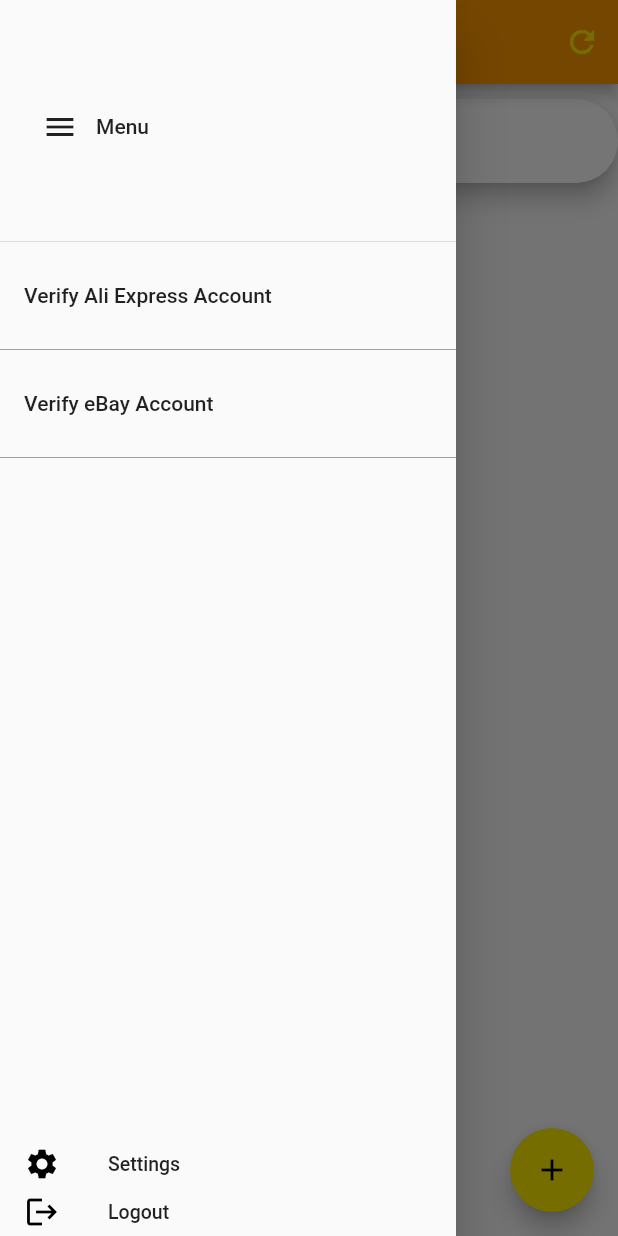
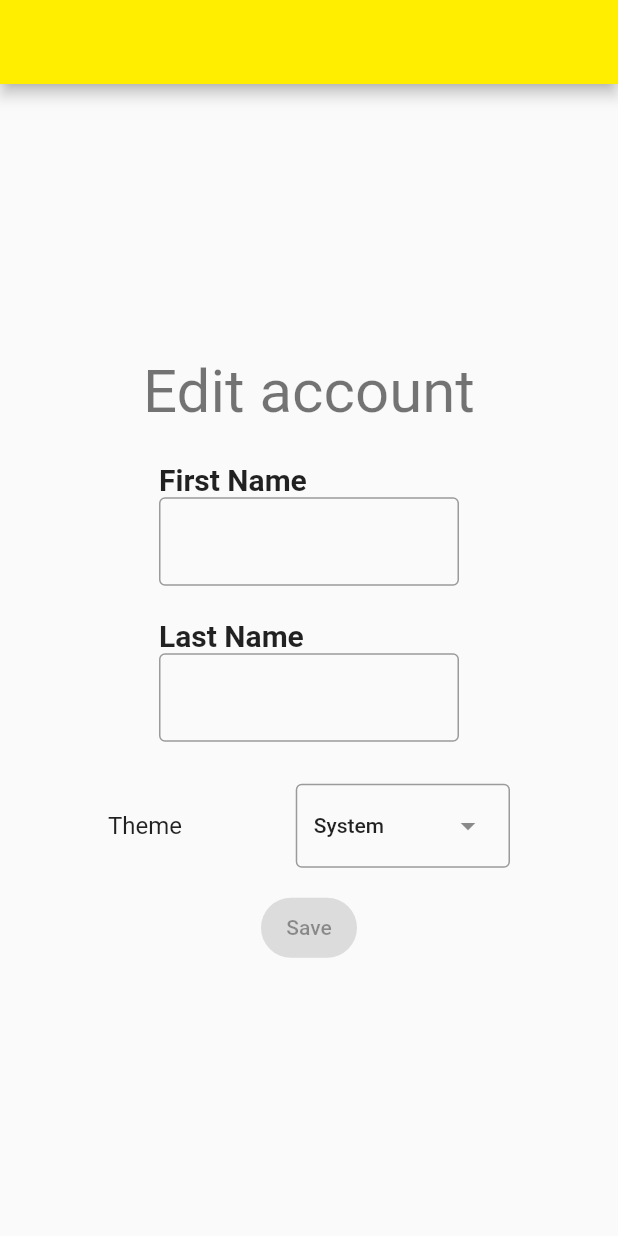
Before and after one commit to aidanahram/EbayTool, a Flutter app: the HomePage screen opened by its route, in the side drawer, after a tap on "Settings", on a phone screen of 412 x 824 dp. Run offline on Flutter 3.47's test engine with Material 3 defaults, Android fonts, the phone set to English and light mode, and no system bars; our stand-ins replace cloud_firestore, firebase_auth, firebase_core, go_router; missing offline and left inert: firebase_ui_auth, firebase_ui_oauth_google; accounts and stored records are empty.

Commit message:
added settings page, modified rules on firebase, now can update a users info

```diff
--- a/lib/app.dart
+++ b/lib/app.dart
@@ -7,7 +7,6 @@
 library app;
 
 import "package:flutter/material.dart";
-import "package:flutter_web_plugins/url_strategy.dart";
 import "package:ebay/models.dart";
 import "package:ebay/pages.dart";
 import "package:ebay/widgets.dart";
--- a/lib/main.dart
+++ b/lib/main.dart
@@ -8,7 +8,6 @@
 /// be as simple as possible.
 library main;
 
-import "package:ebay/widgets.dart";
 import "package:flutter/material.dart";
 
 import "package:ebay/app.dart";
--- a/lib/pages.dart
+++ b/lib/pages.dart
@@ -9,12 +9,13 @@ library pages;
 import "package:flutter/material.dart";
 import 'package:go_router/go_router.dart';
 
-import "package:ebay/data.dart";
+//import "package:ebay/data.dart";
 import "package:ebay/models.dart";
 
 import "src/pages/home.dart";
 import "src/pages/add_item.dart";
 import "src/pages/login.dart";
+import "src/pages/settings.dart";
 
 /// All the routes in the app.
 class Routes {
@@ -26,6 +27,9 @@ class Routes {
 
   /// The route for the add item page
   static const addItem = "/add_item";
+
+  /// The route for the settings page
+  static const settings = "/settings";
 
   /// All the routes on the bottom nav bar. Used in [ShellPage].
   static const branches = [home, login];
@@ -51,12 +55,13 @@ final GoRouter router = GoRouter(
     ),
     GoRoute(
       path: "/login",
+      name: "Login",
       builder: (context, state) => LoginPage(redirect: state.uri.queryParameters["redirect"]),
     ),
     ShellRoute(
       pageBuilder: (context, state, child) => NoTransitionPage(
         child: Title(
-          title: state.topRoute?.name ?? "ShopBing",
+          title: state.topRoute?.name ?? "Dropper",
           color: Colors.green,
           child: child,
         ),
@@ -68,31 +73,38 @@ final GoRouter router = GoRouter(
           pageBuilder: (context, state) => const NoTransitionPage(child: HomePage()),
           routes: [
             GoRoute(
-              path: "Add_item",
+              path: "add_item",
               name: "Add an item",
               builder: (context, state) => const AddItemPage(),
             ),
+            GoRoute(
+              path: "settings",
+              name: "Settings",
+              builder: (context, state) => SettingsPage(),
+            ),
           ],
         ),
-        // GoRoute(
-        //   path: Routes.profile,
-        //   name: "My profile",
-        //   pageBuilder: (context, state) => const NoTransitionPage(
-        //     child: UserProfilePage(),
-        //   ),
-        //   routes: [
-        //     GoRoute(
-        //       path: "edit",
-        //       name: "Edit profile",
-        //       builder: (context, state) => LoginPage(
-        //         redirect: state.extra as String?,
-        //         showSignUp: true,
-        //       ),
-        //     ),
-        //   ],
-        // ),
-      ],
+      ]
     ),
+    //     // GoRoute(
+    //     //   path: Routes.profile,
+    //     //   name: "My profile",
+    //     //   pageBuilder: (context, state) => const NoTransitionPage(
+    //     //     child: UserProfilePage(),
+    //     //   ),
+    //     //   routes: [
+    //     //     GoRoute(
+    //     //       path: "edit",
+    //     //       name: "Edit profile",
+    //     //       builder: (context, state) => LoginPage(
+    //     //         redirect: state.extra as String?,
+    //     //         showSignUp: true,
+    //     //       ),
+    //     //     ),
+    //     //   ],
+    //     // ),
+    //   ],
+    // ),
   ],
 );
 
--- a/lib/src/models/view/login.dart
+++ b/lib/src/models/view/login.dart
@@ -98,7 +98,7 @@ class LoginViewModel extends BuilderModel<UserProfile> {
     notifyListeners();
   }
 
-   /// Creates a [UserProfile] using the provided image and username.
+   /// Creates a [UserProfile] using the provided information.
   Future<void> signUp() async {
     final profile = build();
     isSaving = true;
--- /dev/null
+++ b/lib/src/pages/editors/filters.dart
@@ -0,0 +1,40 @@
+import "package:flutter/material.dart";
+
+import "package:ebay/data.dart";
+import "package:ebay/models.dart";
+import "package:ebay/widgets.dart";
+
+
+/// A name and widget in a row, on opposite sides of each other,
+class FilterOption extends StatelessWidget {
+  /// The name of the option.
+  final String name;
+  /// The option to show.
+  final Widget child;
+  /// Creates a filter option widget.
+  const FilterOption({super.key,
+    required this.name,
+    required this.child,
+  });
+
+  @override
+  Widget build(BuildContext context) => Row(
+    mainAxisAlignment: MainAxisAlignment.end,
+    children: [
+      const SizedBox(width: 16),
+      Text(
+        name,
+        style: context.textTheme.titleMedium,
+      ),
+      const Spacer(),
+      Expanded(
+        flex: 3,
+        child: Align(
+          alignment: Alignment.centerRight,
+          child: child,
+        ),
+      ),
+      const SizedBox(width: 16),
+    ],
+  );
+}
--- a/lib/src/pages/home.dart
+++ b/lib/src/pages/home.dart
@@ -116,9 +116,8 @@ class _HomePageState extends State<HomePage> {
                           color: Colors.black,
                         ),
                         title: const Text('Settings'),
-                        onTap: () async {
-                          // TODO: ADD A SETTINGS PAGE
-                          print("NEED TO CREATE A SETTINGS PAGE");
+                        onTap: () {
+                          router.go("/home/settings");
                         },
                       ),
                       ListTile(
--- a/lib/src/pages/login.dart
+++ b/lib/src/pages/login.dart
@@ -1,8 +1,7 @@
-import 'package:firebase_auth/firebase_auth.dart' hide EmailAuthProvider;
-import 'package:firebase_ui_auth/firebase_ui_auth.dart';
 import 'package:firebase_ui_oauth_google/firebase_ui_oauth_google.dart';
 import 'package:flutter/material.dart';
 
+import "package:ebay/src/pages/editors/filters.dart";
 import "package:ebay/models.dart";
 import "package:ebay/pages.dart";
 import "package:ebay/services.dart";
@@ -21,7 +20,7 @@ class LoginPage extends ReactiveWidget<LoginViewModel> {
     redirect: redirect ?? Routes.home,
     showSignUp: showSignUp ?? false,
   );
-   @override
+  @override
   Widget build(BuildContext context, LoginViewModel model) => Scaffold(
     appBar: (showSignUp ?? false) ? AppBar(title: const Text("My Profile")) : null,
     body: Center(
@@ -90,38 +89,3 @@ class LoginPage extends ReactiveWidget<LoginViewModel> {
     ),
   ];
 }
-
-
-/// A name and widget in a row, on opposite sides of each other,
-class FilterOption extends StatelessWidget {
-  /// The name of the option.
-  final String name;
-  /// The option to show.
-  final Widget child;
-  /// Creates a filter option widget.
-  const FilterOption({super.key,
-    required this.name,
-    required this.child,
-  });
-
-  @override
-  Widget build(BuildContext context) => Row(
-    mainAxisAlignment: MainAxisAlignment.end,
-    children: [
-      const SizedBox(width: 16),
-      Text(
-        name,
-        style: context.textTheme.titleMedium,
-      ),
-      const Spacer(),
-      Expanded(
-        flex: 3,
-        child: Align(
-          alignment: Alignment.centerRight,
-          child: child,
-        ),
-      ),
-      const SizedBox(width: 16),
-    ],
-  );
-}
--- /dev/null
+++ b/lib/src/pages/settings.dart
@@ -0,0 +1,59 @@
+import 'package:flutter/material.dart';
+
+import "package:ebay/src/pages/editors/filters.dart";
+import "package:ebay/models.dart";
+import "package:ebay/pages.dart";
+import "package:ebay/services.dart";
+import "package:ebay/widgets.dart";
+
+/// The page to create or edit a seller profile.
+class SettingsPage extends ReactiveWidget<LoginViewModel> {
+  @override
+  LoginViewModel createModel() => LoginViewModel(
+    redirect: Routes.home,
+    showSignUp: true,
+  );
+
+  @override
+  Widget build(BuildContext context, LoginViewModel model) => Scaffold(
+    appBar: AppBar(title: const Text("My Profile")),
+    body: Center(
+      child: Column(
+        mainAxisAlignment: MainAxisAlignment.center,
+        children: [
+          Text("Edit account", style: context.textTheme.headlineLarge),
+          const SizedBox(height: 24),
+          SizedBox(
+            width: 200,
+            child: InputContainer(text: "First Name", controller: model.firstNameController),
+          ),
+          const SizedBox(height: 10),
+          SizedBox(
+            width: 200,
+            child: InputContainer(text: "Last Name", controller: model.lastNameController),
+          ),
+          const SizedBox(height: 16),
+          SizedBox(
+            width: 300,
+            child: FilterOption(
+              name: "Theme",
+              child: DropdownMenu(
+                initialSelection: model.theme,
+                onSelected: model.updateTheme,
+                dropdownMenuEntries: [
+                  for (final theme in ThemeMode.values)
+                    DropdownMenuEntry(value: theme, label: theme.displayName),
+                ],
+              ),
+            ),
+          ),
+          const SizedBox(height: 16),
+          FilledButton(
+            onPressed: model.isReady ? model.signUp : null,
+            child: const Text("Save"),
+          ),
+        ],
+      ),
+    ),
+  );
+}
--- a/lib/src/services/ebay_scraper.dart
+++ b/lib/src/services/ebay_scraper.dart
@@ -39,6 +39,7 @@ class EbayScraper extends Service{
         throw Error();
       }
       print(response.body);
+      print(jsonDecode(response.body).runtimeType);
       return jsonDecode(response.body);
     } on Exception catch (e) {
       print('THERE WAS AN ERROR AND LOGGING IS TOO DIFFICULT');
```
